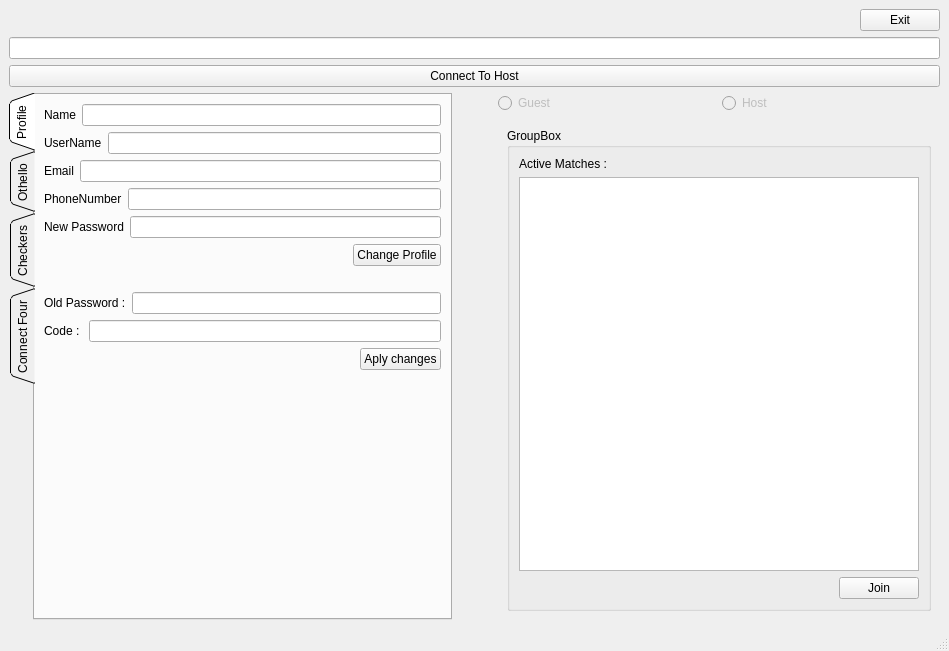
MahdiSaneiFard/FunGames, file Project/FunGames/mainwindow.ui: the form before one commit.
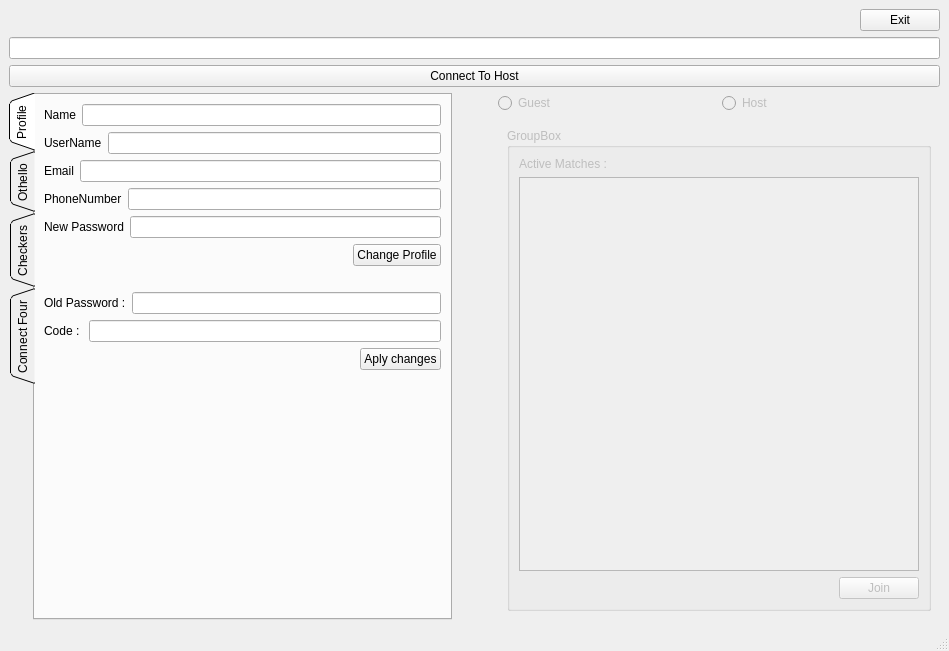
The form after the commit. The open tabs and pages were chosen to show the change.

```diff
--- a/Project/FunGames/mainwindow.ui
+++ b/Project/FunGames/mainwindow.ui
@@ -365,7 +365,7 @@
           <item>
            <widget class="QStackedWidget" name="stackedWidget">
             <property name="enabled">
-             <bool>true</bool>
+             <bool>false</bool>
             </property>
             <property name="currentIndex">
              <number>1</number>
@@ -509,7 +509,7 @@
               <item>
                <widget class="QGroupBox" name="groupBox_2">
                 <property name="enabled">
-                 <bool>true</bool>
+                 <bool>false</bool>
                 </property>
                 <property name="title">
                  <string>GroupBox</string>
```
Left out of the diff: 10 changed lines with no effect on the pictures.
